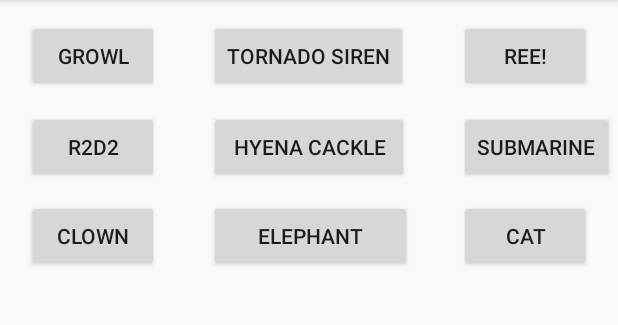
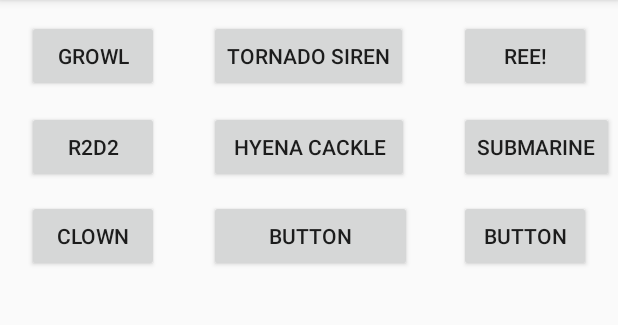
Before and after one commit to uhhidontknow/Soundboard3, an Android app: the screen it shows after launch (MainActivity), on a phone screen of 412 x 824 dp, the part 84-409 px from its top. Run offline under Robolectric (Android 15) with nearby library versions, the phone set to English and light mode, and no system bars.

Commit message:
even newer shit

```diff
--- a/app/src/main/res/layout/activity_main.xml
+++ b/app/src/main/res/layout/activity_main.xml
@@ -51,12 +51,12 @@
             android:layout_height="wrap_content" android:layout_alignParentTop="true" android:layout_marginTop="133dp"
             android:layout_alignStart="@+id/noise1" android:id="@+id/noise7"/>
     <Button
-            android:text="Elephant"
+            android:text="Button"
             android:layout_width="135dp"
             android:layout_height="wrap_content" android:layout_alignTop="@+id/noise7"
             android:layout_alignStart="@+id/noise2" android:id="@+id/noise8"/>
     <Button
-            android:text="Cat"
+            android:text="Button"
             android:layout_width="wrap_content"
             android:layout_height="wrap_content"
             android:id="@+id/noise9" android:layout_alignTop="@+id/noise7" android:layout_alignStart="@+id/noise3"/>
```
